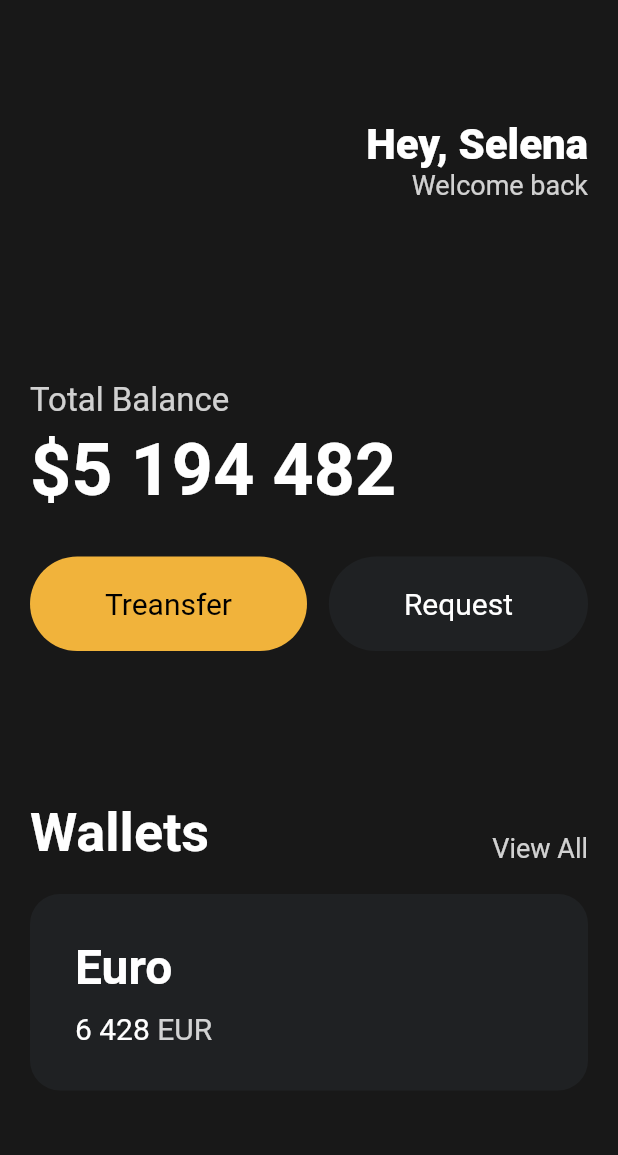
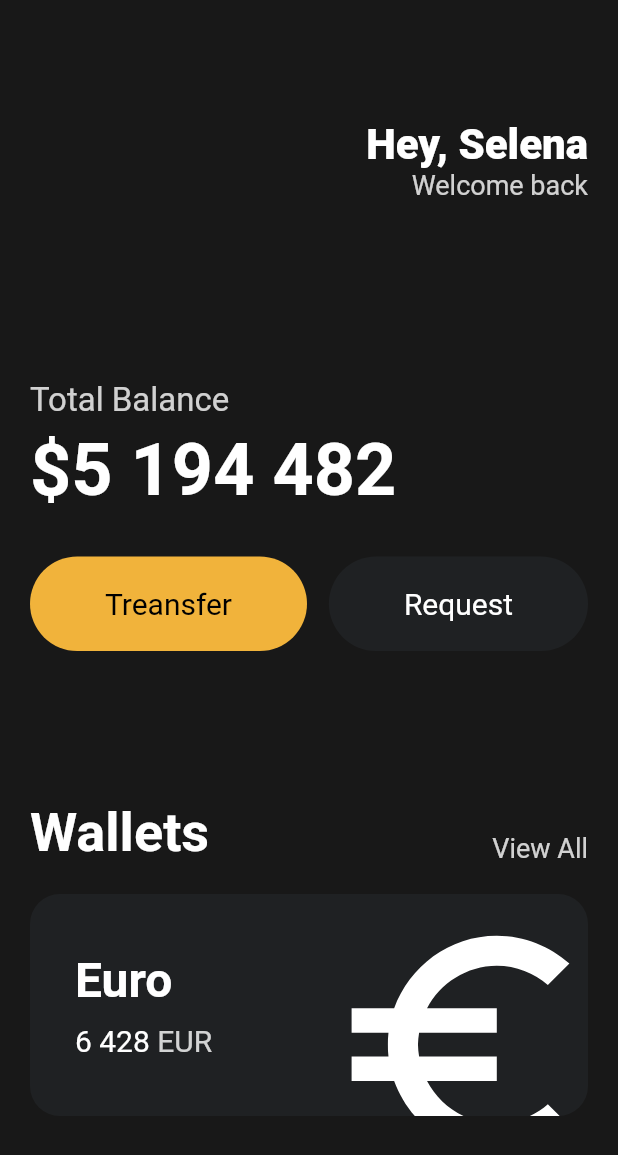
Before and after one commit to LEEBONGHAK/basic-of-flutter, a Flutter app: the screen it shows after launch, on a phone screen of 412 x 824 dp. Shown: the top 1155 px of the screen. Run offline on Flutter 3.47's test engine with Material 2 defaults, Android fonts, the phone set to English and light mode, and no system bars.

Commit message:
3.7 Icons and Transforms

```diff
--- a/lib/main.dart
+++ b/lib/main.dart
@@ -115,6 +115,7 @@ class App extends StatelessWidget {
                 height: 20,
               ),
               Container(
+                clipBehavior: Clip.hardEdge,
                 decoration: BoxDecoration(
                   color: const Color(0xFF1F2123),
                   borderRadius: BorderRadius.circular(20),
@@ -122,6 +123,7 @@ class App extends StatelessWidget {
                 child: Padding(
                   padding: const EdgeInsets.all(30),
                   child: Row(
+                    mainAxisAlignment: MainAxisAlignment.spaceBetween,
                     children: [
                       Column(
                         crossAxisAlignment: CrossAxisAlignment.start,
@@ -157,13 +159,24 @@ class App extends StatelessWidget {
                                 ),
                               ),
                             ],
-                          )
+                          ),
                         ],
-                      )
+                      ),
+                      Transform.scale(
+                        scale: 2.2,
+                        child: Transform.translate(
+                          offset: const Offset(-5, 12),
+                          child: const Icon(
+                            Icons.euro_symbol,
+                            color: Colors.white,
+                            size: 88,
+                          ),
+                        ),
+                      ),
                     ],
                   ),
                 ),
-              )
+              ),
             ],
           )),
     ));
```
